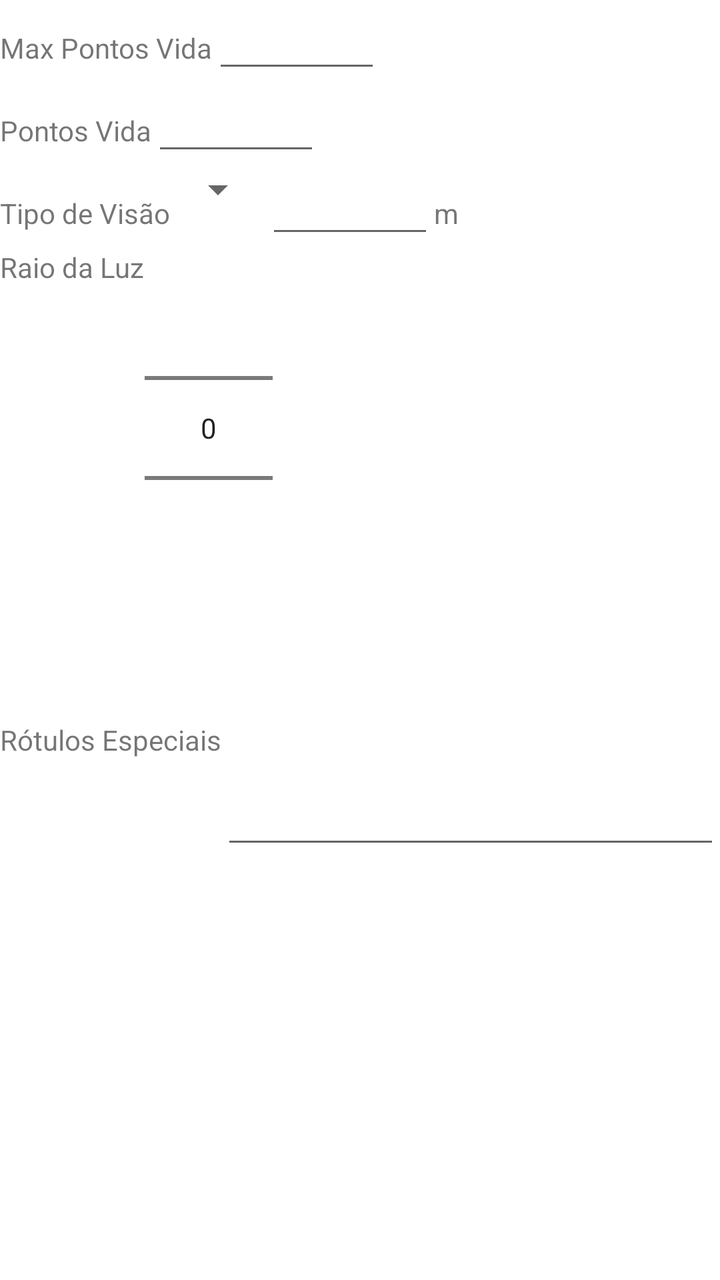
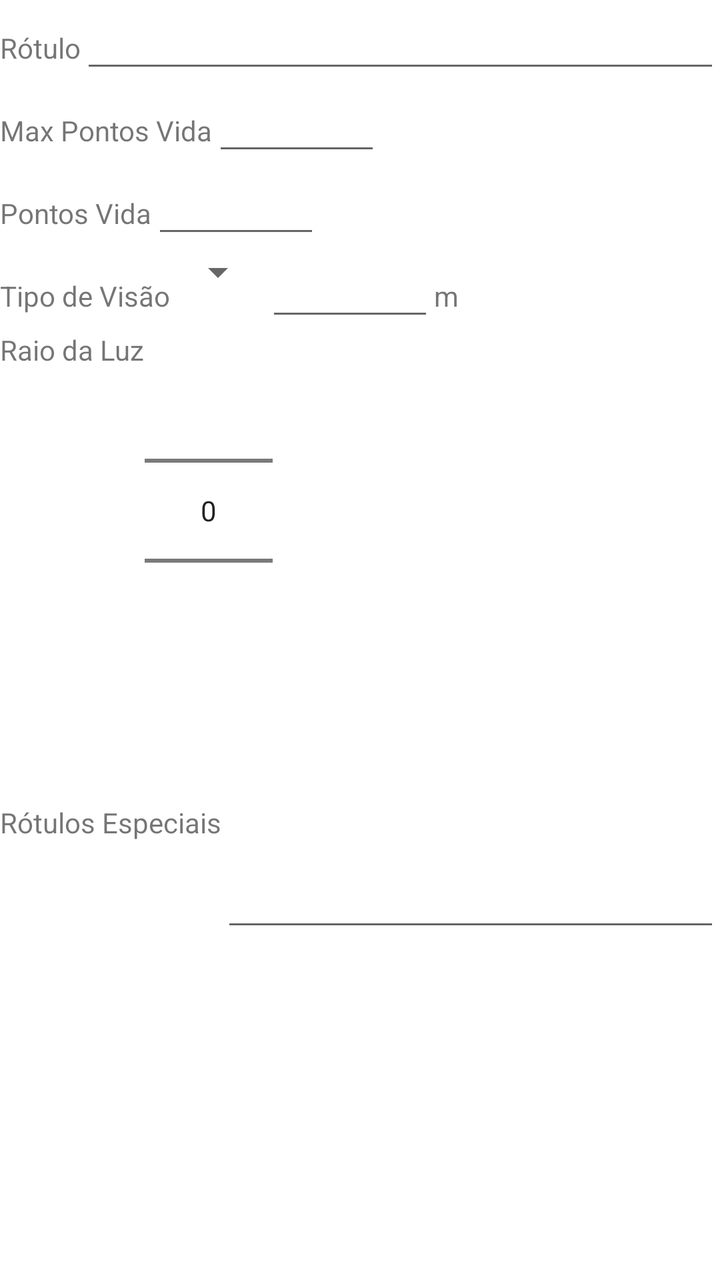

An Android layout rendered at two revisions. The XML below is the earlier revision; the diff shows what the commit changed to produce the second picture.
<!-- AndroidManifest.xml: fallback theme Theme.MaterialComponents.DayNight.NoActionBar -->
<!-- res/layout/dialogo_entidade.xml -->
<ScrollView
  xmlns:android="http://schemas.android.com/apk/res/android"
  android:layout_width="fill_parent"
  android:layout_height="fill_parent">

  <LinearLayout xmlns:android="http://schemas.android.com/apk/res/android"
    android:orientation="vertical"
    android:layout_width="wrap_content"
    android:layout_height="wrap_content">
    
    <LinearLayout xmlns:android="http://schemas.android.com/apk/res/android"
      android:orientation="horizontal"
      android:layout_width="wrap_content"
      android:layout_height="wrap_content">
      <TextView android:id="@+id/rotulo_max_pontos_vida"
        android:layout_width="wrap_content"
        android:layout_height="wrap_content"
        android:imeOptions="flagNoExtractUi"
        android:text="@string/max_pontos_vida" />
      <EditText
        android:id="@+id/max_pontos_vida"
        android:maxLength="4"
        android:minEms="4"
        android:layout_width="fill_parent"
        android:layout_height="wrap_content"
        android:imeOptions="flagNoExtractUi"
        android:inputType="phone" />
    </LinearLayout>
    
    <LinearLayout xmlns:android="http://schemas.android.com/apk/res/android"
      android:orientation="horizontal"
      android:layout_width="wrap_content"
      android:layout_height="wrap_content">
      <TextView android:id="@+id/rotulo_pontos_vida"
        android:layout_width="wrap_content"
        android:layout_height="wrap_content"
        android:imeOptions="flagNoExtractUi"
        android:text="@string/pontos_vida" />
      <EditText
        android:id="@+id/pontos_vida"
        android:maxLength="4"
        android:minEms="4"
        android:layout_width="fill_parent"
        android:layout_height="wrap_content"
        android:imeOptions="flagNoExtractUi"
        android:inputType="number" />
    </LinearLayout>
    
    <LinearLayout xmlns:android="http://schemas.android.com/apk/res/android"
      android:orientation="horizontal"
      android:layout_width="wrap_content"
      android:layout_height="wrap_content">
      <TextView android:id="@+id/rotulo_tipo_visao"
        android:layout_width="wrap_content"
        android:layout_height="wrap_content"
        android:imeOptions="flagNoExtractUi"
        android:text="@string/tipo_visao" />
      <Spinner
        android:id="@+id/tipo_visao"
        android:layout_width="fill_parent"
        android:imeOptions="flagNoExtractUi"
        android:layout_height="wrap_content" />
      <EditText
        android:id="@+id/raio_visao_escuro"
        android:maxLength="4"
        android:minEms="4"
        android:layout_width="fill_parent"
        android:layout_height="wrap_content"
        android:imeOptions="flagNoExtractUi"
        android:inputType="number" />
      <TextView android:id="@+id/metros"
        android:layout_width="wrap_content"
        android:layout_height="wrap_content"
        android:imeOptions="flagNoExtractUi"
        android:text="@string/metros_m" />
    </LinearLayout>
    <LinearLayout xmlns:android="http://schemas.android.com/apk/res/android"
      android:orientation="horizontal"
      android:layout_width="wrap_content"
      android:layout_height="wrap_content">
      <TextView android:id="@+id/raio_luz_rotulo"
        android:layout_width="wrap_content"
        android:layout_height="wrap_content"
        android:imeOptions="flagNoExtractUi"
        android:text="@string/raio_luz" />
      <NumberPicker android:id="@+id/raio_luz_picker"
        android:orientation="horizontal"
        android:layout_width="wrap_content"
        android:imeOptions="flagNoExtractUi"
        android:layout_height="wrap_content" />
    </LinearLayout>

    
    <LinearLayout xmlns:android="http://schemas.android.com/apk/res/android"
      android:orientation="horizontal"
      android:layout_width="wrap_content"
      android:layout_height="wrap_content">
      <TextView android:id="@+id/rotulos_especiais_rotulo"
        android:layout_width="wrap_content"
        android:layout_height="wrap_content"
        android:imeOptions="flagNoExtractUi"
        android:text="@string/rotulos_especiais" />
      <EditText
        android:id="@+id/rotulos_especiais"
        android:minEms="20"
        android:layout_width="fill_parent"
        android:layout_height="wrap_content"
        android:imeOptions="flagNoExtractUi"
        android:minLines="5"/>
    </LinearLayout>
  </LinearLayout>
</ScrollView>
<!-- resources referenced by this layout -->
<resources>
  <string name="max_pontos_vida">Max Pontos Vida</string>
  <string name="metros_m">m</string>
  <string name="pontos_vida">Pontos Vida</string>
  <string name="raio_luz">Raio da Luz</string>
  <string name="rotulos_especiais">Rótulos Especiais</string>
  <string name="tipo_visao">Tipo de Visão</string>
</resources>

<!-- the commit's change to res/layout/dialogo_entidade.xml (unified diff, before → after) -->
@@ -7,6 +7,24 @@
     android:orientation="vertical"
     android:layout_width="wrap_content"
     android:layout_height="wrap_content">
+    
+    <LinearLayout xmlns:android="http://schemas.android.com/apk/res/android"
+      android:orientation="horizontal"
+      android:layout_width="wrap_content"
+      android:layout_height="wrap_content">
+      <TextView android:id="@+id/rotulo_rotulo"
+        android:layout_width="wrap_content"
+        android:layout_height="wrap_content"
+        android:imeOptions="flagNoExtractUi"
+        android:text="@string/rotulo" />
+      <EditText
+        android:id="@+id/rotulo"
+        android:minEms="20"
+        android:layout_width="fill_parent"
+        android:layout_height="wrap_content"
+        android:imeOptions="flagNoExtractUi"
+        android:inputType="text" />
+    </LinearLayout>
     
     <LinearLayout xmlns:android="http://schemas.android.com/apk/res/android"
       android:orientation="horizontal"
<!-- resource entries referenced after the edit -->
@@ -4,6 +4,7 @@
   <string name="metros_m">m</string>
   <string name="pontos_vida">Pontos Vida</string>
   <string name="raio_luz">Raio da Luz</string>
+  <string name="rotulo">Rótulo</string>
   <string name="rotulos_especiais">Rótulos Especiais</string>
   <string name="tipo_visao">Tipo de Visão</string>
 </resources>
